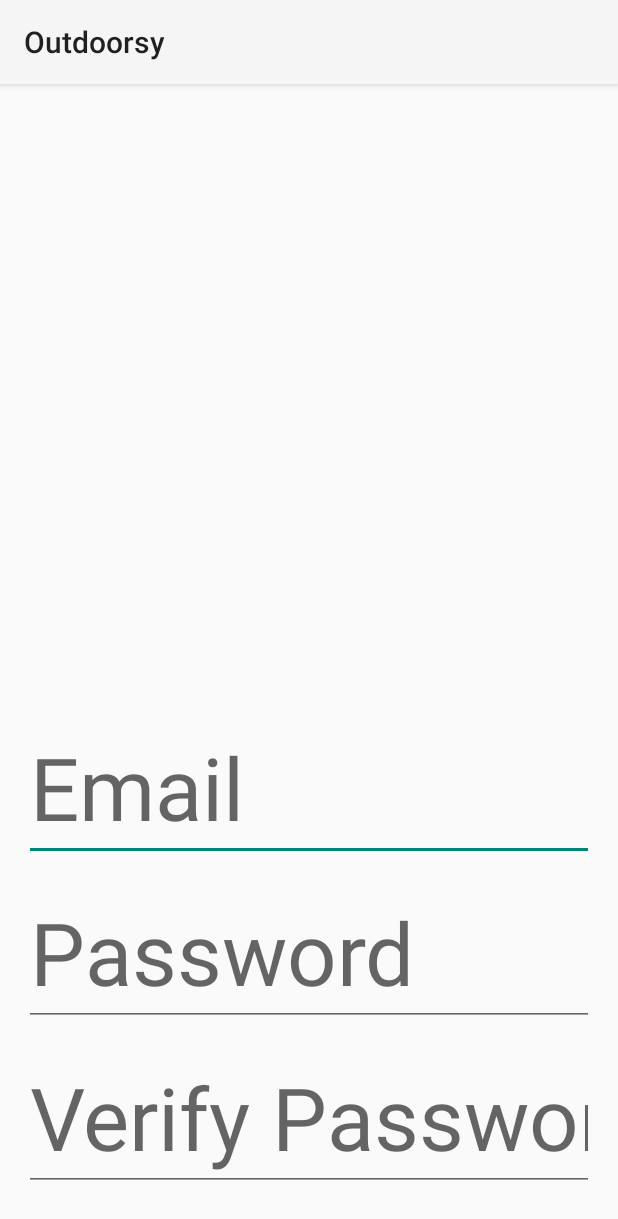
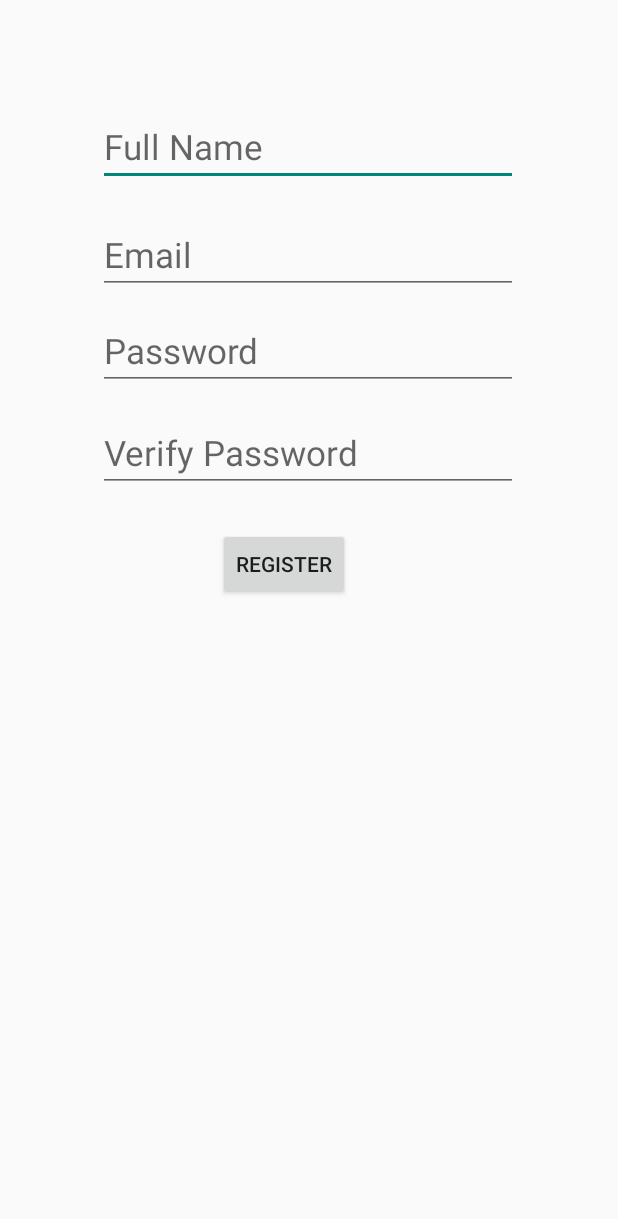
Before and after one commit to DanAkrabi/Outdoorsy-kotlin, an Android app: the screen it shows after launch (RegisterActivity), after a tap on "REGISTER", on a phone screen of 412 x 824 dp. Shown: the top 1219 px of the screen. Run offline under Robolectric (Android 15) with nearby library versions, the phone set to English and light mode, and no system bars.

```diff
--- a/app/src/main/java/com/example/outdoorsy/MainActivity.kt
+++ b/app/src/main/java/com/example/outdoorsy/MainActivity.kt
@@ -1,23 +1,117 @@
 package com.example.outdoorsy
+
+import android.content.Intent
 import android.os.Bundle
 import android.widget.Button
-import android.content.Intent
-//import androidx.activity.ComponentActivity
-
+import android.widget.EditText
+import android.widget.Toast
 import androidx.appcompat.app.AppCompatActivity
-
+import com.example.outdoorsy.repository.UserRepository
+import com.example.outdoorsy.ui.HomepageActivity
 
 class MainActivity : AppCompatActivity() {
+    private val userRepository = UserRepository()
+
     override fun onCreate(savedInstanceState: Bundle?) {
         super.onCreate(savedInstanceState)
         setContentView(R.layout.activity_main)
-        val buttonRegister = findViewById<Button>(R.id.button2)
+
+        // Initialize UI Components with scoped functions for clarity
+        val loginEmail = findViewById<EditText>(R.id.loginEmail)
+        val loginPassword = findViewById<EditText>(R.id.loginPassword)
+        val buttonLogin = findViewById<Button>(R.id.logIn)
+        val buttonRegister = findViewById<Button>(R.id.register)
+
+
+        // Handle login logic
+        buttonLogin.setOnClickListener {
+            val email = loginEmail.text.toString()
+            val password = loginPassword.text.toString()
+            if (checkCredentials(email, password)) {
+                val userFullname = userRepository.getFullnameByEmailAndPassword(email, password);
+                if (userFullname != null) {
+                    navigateToHomepage(userFullname)
+                }
+            } else {
+                showLoginError()
+            }
+        }
+
+        // Navigate to the registration screen
         buttonRegister.setOnClickListener {
-            // Navigate to the RegisterActivity
-            val intent = Intent(this, RegisterActivity::class.java)
-            startActivity(intent)
+            navigateToRegisterActivity()
         }
     }
 
+    private fun checkCredentials(email: String, password: String): Boolean {
+        // Validate credentials; replace with secure check in production
 
+
+        return email == "dan@gmail.com" && password == "1234567"
+    }
+
+    private fun navigateToHomepage(userFullname:String) {
+        val intent = Intent(this, HomepageActivity::class.java)
+        intent.putExtra("FULL_NAME", userFullname)
+        startActivity(intent)
+        finish()  // Close login activity upon successful login
+    }
+
+    private fun showLoginError() {
+        Toast.makeText(this, "Invalid credentials", Toast.LENGTH_LONG).show()
+    }
+
+    private fun navigateToRegisterActivity() {
+        val intent = Intent(this, RegisterActivity::class.java)
+        startActivity(intent)
+    }
 }
+//
+//package com.example.outdoorsy
+//
+//import android.content.Intent
+//import android.os.Bundle
+//import android.widget.Button
+//import android.widget.EditText
+//import android.widget.Toast
+//import androidx.appcompat.app.AppCompatActivity
+//import com.example.outdoorsy.ui.HomepageActivity
+//
+//class MainActivity : AppCompatActivity() {
+//    override fun onCreate(savedInstanceState: Bundle?) {
+//        super.onCreate(savedInstanceState)
+//        setContentView(R.layout.activity_main)
+//
+//        // Initialize UI Components
+//        val loginEmail = findViewById<EditText>(R.id.loginEmail)
+//        val loginPassword = findViewById<EditText>(R.id.loginPassword)
+//        val buttonLogin = findViewById<Button>(R.id.logIn)
+//        val buttonRegister = findViewById<Button>(R.id.register)
+//
+//        // Set click listener for the login button
+//        buttonLogin.setOnClickListener {
+//            if (checkCredentials(loginEmail.text.toString(), loginPassword.text.toString())) {
+//                // Navigate to HomepageActivity
+//                val intent = Intent(this, HomepageActivity::class.java)
+//                startActivity(intent)
+//                finish() // Optional: close this activity
+//            } else {
+//                // Show error message
+//                Toast.makeText(this, "Invalid credentials", Toast.LENGTH_LONG).show()
+//            }
+//        }
+//
+//        // Navigate to RegisterActivity
+//        buttonRegister.setOnClickListener {
+//            // Navigate to the RegisterActivity
+//            val intent = Intent(this, RegisterActivity::class.java)
+//            startActivity(intent)
+//        }
+//    }
+//
+//    private fun checkCredentials(email: String, password: String): Boolean {
+//        // Here you check the credentials. For now, let's assume these are correct:
+//        // In a real app, you would check against a secure data source
+//        return email == "user@example.com" && password == "password"
+//    }
+//}
--- a/app/src/main/java/com/example/outdoorsy/RegisterActivity.kt
+++ b/app/src/main/java/com/example/outdoorsy/RegisterActivity.kt
@@ -1,20 +1,31 @@
 package com.example.outdoorsy
 
 import android.os.Bundle
-import androidx.activity.enableEdgeToEdge
+import android.widget.Button
+import android.widget.EditText
 import androidx.appcompat.app.AppCompatActivity
-import androidx.core.view.ViewCompat
-import androidx.core.view.WindowInsetsCompat
+import androidx.lifecycle.ViewModelProvider
+import com.example.outdoorsy.viewmodel.RegisterViewModel
 
 class RegisterActivity : AppCompatActivity() {
+    private lateinit var viewModel: RegisterViewModel
+
     override fun onCreate(savedInstanceState: Bundle?) {
         super.onCreate(savedInstanceState)
-        enableEdgeToEdge()
         setContentView(R.layout.activity_register)
-        ViewCompat.setOnApplyWindowInsetsListener(findViewById(R.id.main)) { v, insets ->
-            val systemBars = insets.getInsets(WindowInsetsCompat.Type.systemBars())
-            v.setPadding(systemBars.left, systemBars.top, systemBars.right, systemBars.bottom)
-            insets
+        viewModel = ViewModelProvider(this)[RegisterViewModel::class.java]
+
+        val emailInput = findViewById<EditText>(R.id.registerEmail)
+        val passwordInput = findViewById<EditText>(R.id.registerPassword)
+        val confirmPasswordInput = findViewById<EditText>(R.id.verifyRegisterPassword)
+        val signUpButton = findViewById<Button>(R.id.SignUpButton)
+
+        signUpButton.setOnClickListener {
+            viewModel.registerUser(
+                emailInput.text.toString(),
+                passwordInput.text.toString(),
+                confirmPasswordInput.text.toString()
+            )
         }
     }
 }
--- /dev/null
+++ b/app/src/main/java/com/example/outdoorsy/Users.kt
@@ -0,0 +1,10 @@
+package com.example.outdoorsy
+
+
+
+data class Users(
+    var id: Int,
+    var email:String,
+    var fullName: String,
+    var password:String,
+    )
--- /dev/null
+++ b/app/src/main/java/com/example/outdoorsy/repository/UserRepository.kt
@@ -0,0 +1,22 @@
+package com.example.outdoorsy.repository
+
+import com.example.outdoorsy.Users
+
+class UserRepository {
+    private val Users = mutableListOf<Users>()
+    fun registerUser(email: String, password: String): Boolean {
+        // Implement registration logic, possibly using Firebase or another backend service
+        return true
+    }
+    init {
+        // Automatically add some sample students
+        Users.add(Users(1,"dan@gmail.com","DanAkrabi","1234567"))
+        Users.add(Users(2,"danSalem@gmail.com","DanSalem","17547"))
+        Users.add(Users(3,"danMano@gmail.com","DanMano","127547"))
+
+    }
+
+    fun getFullnameByEmailAndPassword(email: String, password: String): String? {
+        return Users.firstOrNull { it.email == email && it.password == password }?.fullName
+    }
+}
--- /dev/null
+++ b/app/src/main/java/com/example/outdoorsy/viewmodel/RegisterViewModel.kt
@@ -0,0 +1,27 @@
+package com.example.outdoorsy.viewmodel
+
+import androidx.lifecycle.ViewModel
+import kotlinx.coroutines.flow.MutableStateFlow
+import kotlinx.coroutines.flow.asStateFlow
+
+class RegisterViewModel : ViewModel() {
+    private val _registrationState = MutableStateFlow<RegistrationState>(RegistrationState.Empty)
+    val registrationState = _registrationState.asStateFlow()
+
+    fun registerUser(email: String, password: String, confirmPassword: String) {
+        // Validate inputs
+        if (password != confirmPassword) {
+            _registrationState.value = RegistrationState.Error("Passwords do not match")
+            return
+        }
+        // Assume a function to handle registration
+        // Result could be observed and state updated accordingly
+        _registrationState.value = RegistrationState.Success
+    }
+}
+
+sealed class RegistrationState {
+    object Empty : RegistrationState()
+    object Success : RegistrationState()
+    data class Error(val message: String) : RegistrationState()
+}
--- a/app/src/main/res/layout/activity_register.xml
+++ b/app/src/main/res/layout/activity_register.xml
@@ -2,33 +2,28 @@
 <androidx.constraintlayout.widget.ConstraintLayout xmlns:android="http://schemas.android.com/apk/res/android"
     xmlns:app="http://schemas.android.com/apk/res-auto"
     xmlns:tools="http://schemas.android.com/tools"
+    android:id="@+id/main"
     android:layout_width="match_parent"
     android:layout_height="match_parent"
-    tools:context=".RegisterActivity"
-    android:id="@+id/main"
-    >
-
+    tools:context=".RegisterActivity">
 
     <EditText
-        android:id="@+id/registerEmail"
-        android:layout_width="0dp"
+        android:id="@+id/fullName"
+        android:layout_width="280dp"
         android:layout_height="wrap_content"
-        android:layout_marginStart="16dp"
-        android:layout_marginTop="420dp"
-        android:layout_marginEnd="16dp"
-        android:ems="10"
-        android:hint="Email"
-        android:inputType="textEmailAddress"
-        android:minHeight="48dp"
-        android:textSize="58sp"
+        android:hint="Full Name"
+        android:textSize="23sp"
+
+        app:layout_constraintBottom_toTopOf="@+id/registerEmail"
         app:layout_constraintEnd_toEndOf="parent"
-        app:layout_constraintHorizontal_bias="0.0"
+        app:layout_constraintHorizontal_bias="0.496"
         app:layout_constraintStart_toStartOf="parent"
-        app:layout_constraintTop_toTopOf="parent" />
+        app:layout_constraintTop_toTopOf="parent"
+        app:layout_constraintVertical_bias="0.782" />
 
     <EditText
         android:id="@+id/registerPassword"
-        android:layout_width="0dp"
+        android:layout_width="280dp"
         android:layout_height="wrap_content"
         android:layout_marginStart="16dp"
         android:layout_marginTop="12dp"
@@ -37,39 +32,60 @@
         android:hint="Password"
         android:inputType="textPassword"
         android:minHeight="48dp"
-        android:textSize="58sp"
+        android:textSize="23sp"
         app:layout_constraintEnd_toEndOf="parent"
-        app:layout_constraintHorizontal_bias="0.0"
+        app:layout_constraintHorizontal_bias="0.494"
         app:layout_constraintStart_toStartOf="parent"
         app:layout_constraintTop_toBottomOf="@+id/registerEmail" />
 
     <EditText
         android:id="@+id/verifyRegisterPassword"
-        android:layout_width="0dp"
+        android:layout_width="280dp"
         android:layout_height="wrap_content"
         android:layout_marginStart="16dp"
-        android:layout_marginTop="12dp"
+        android:layout_marginTop="16dp"
+
         android:layout_marginEnd="16dp"
         android:ems="10"
         android:hint="Verify Password"
         android:inputType="textPassword"
         android:minHeight="48dp"
-        android:textSize="58sp"
+        android:textSize="23sp"
         app:layout_constraintEnd_toEndOf="parent"
-        app:layout_constraintHorizontal_bias="0.0"
+        app:layout_constraintHorizontal_bias="0.494"
         app:layout_constraintStart_toStartOf="parent"
         app:layout_constraintTop_toBottomOf="@+id/registerPassword" />
+
+    <EditText
+        android:id="@+id/registerEmail"
+        android:layout_width="280dp"
+
+        android:layout_height="wrap_content"
+        android:layout_marginStart="16dp"
+        android:layout_marginTop="144dp"
+        android:layout_marginEnd="16dp"
+        android:ems="10"
+        android:hint="Email"
+        android:inputType="textEmailAddress"
+        android:minHeight="48dp"
+        android:textSize="23sp"
+
+        app:layout_constraintEnd_toEndOf="parent"
+        app:layout_constraintHorizontal_bias="0.494"
+        app:layout_constraintStart_toStartOf="parent"
+        app:layout_constraintTop_toTopOf="parent" />
 
     <Button
         android:id="@+id/SignUpButton"
         android:layout_width="wrap_content"
         android:layout_height="wrap_content"
-        android:layout_marginTop="28dp"
+        android:layout_marginTop="24dp"
         android:text="Register"
         app:layout_constraintEnd_toEndOf="parent"
+        app:layout_constraintHorizontal_bias="0.448"
+
         app:layout_constraintStart_toStartOf="parent"
-
-        app:layout_constraintTop_toBottomOf="@+id/verifyRegisterPassword"/>
+        app:layout_constraintTop_toBottomOf="@+id/verifyRegisterPassword" />
 
 
 </androidx.constraintlayout.widget.ConstraintLayout>
--- a/app/src/main/res/values/themes.xml
+++ b/app/src/main/res/values/themes.xml
@@ -1,7 +1,7 @@
 <?xml version="1.0" encoding="utf-8"?>
 <resources>
 
-    <style name="Theme.Outdoorsy" parent="Theme.AppCompat.Light" />
+    <style name="Theme.Outdoorsy" parent="Theme.AppCompat.Light.NoActionBar" />
 </resources>
 
 <!--    parent="android:Theme.Material.Light.NoActionBar"-->
```
Also changed, not shown: app/src/main/AndroidManifest.xml (+56 -5 lines), app/src/main/java/com/example/outdoorsy/Destination.kt (added, +7 -0 lines), app/src/main/java/com/example/outdoorsy/DestinationsAdapter.kt (added, +31 -0 lines), app/src/main/java/com/example/outdoorsy/ui/HomepageActivity.kt (added, +18 -0 lines), app/src/main/java/com/example/outdoorsy/ui/theme/Color.kt (deleted, +0 -11 lines), app/src/main/java/com/example/outdoorsy/ui/theme/Theme.kt (deleted, +0 -58 lines), app/src/main/java/com/example/outdoorsy/ui/theme/Type.kt (deleted, +0 -34 lines), app/src/main/res/layout/activity_main.xml (+23 -17 lines), app/src/main/res/layout/destination_item.xml (added, +14 -0 lines), app/src/main/res/layout/homepage_activity.xml (added, +30 -0 lines).
